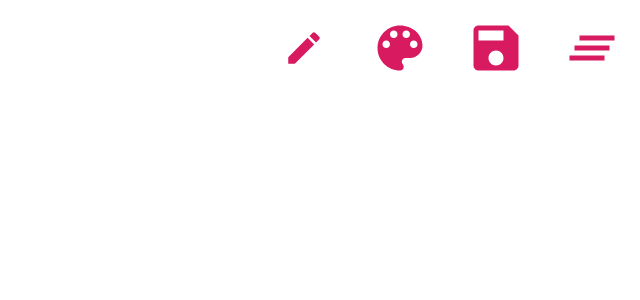
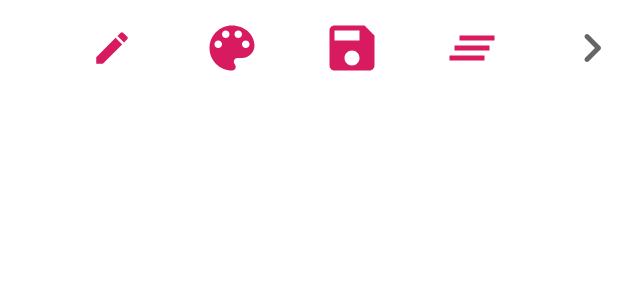
Before and after one commit to VishnuSanal/Sketch, an Android app: the screen it shows after launch (MainActivity), after a tap on "Clear All", on a phone screen of 824 x 412 dp (held sideways). Shown: the top 300 px of the screen, without its empty margins (596-1236 px from the left). Run offline under Robolectric (Android 15) with nearby library versions, the phone set to English and light mode, and no system bars; libraries missing offline, so code that uses them is left out: com.flask.colorpicker; 1 other tap on this screen came first.

Commit message:
Added Animations to Buttons

```diff
--- a/app/src/main/java/phone/vishnu/sketchit/activity/MainActivity.java
+++ b/app/src/main/java/phone/vishnu/sketchit/activity/MainActivity.java
@@ -36,53 +36,94 @@ import phone.vishnu.sketchit.view.SketchView;
 
 public class MainActivity extends AppCompatActivity {
 
+    private ImageView strokeWidthIV;
     private SketchView sketchView;
 
     @Override
     protected void onCreate(Bundle savedInstanceState) {
         super.onCreate(savedInstanceState);
-//        this.requestWindowFeature(Window.FEATURE_NO_TITLE);
+
         getWindow().setFlags(WindowManager.LayoutParams.FLAG_FULLSCREEN, WindowManager.LayoutParams.FLAG_FULLSCREEN);
         setContentView(R.layout.activity_main);
+
         sketchView = findViewById(R.id.view);
+        strokeWidthIV = findViewById(R.id.strokeWidthIV);
 
-        ImageView colorChooser = findViewById(R.id.colorChooseIV);
-        final ImageView strokeWidth = findViewById(R.id.strokeWidthIV);
-        strokeWidth.setPadding((45 - 5) / 2, (45 - 5) / 2, (45 - 5) / 2, (45 - 5) / 2);
-        ImageView clearAll = findViewById(R.id.clearAllIV);
-        ImageView saveAll = findViewById(R.id.saveIV);
+        strokeWidthIV.setPadding((45 - 5) / 2, (45 - 5) / 2, (45 - 5) / 2, (45 - 5) / 2);
 
-        colorChooser.setOnClickListener(new View.OnClickListener() {
+        findViewById(R.id.arrowIV).setOnClickListener(new View.OnClickListener() {
             @Override
             public void onClick(View v) {
-                showColorAlertDialog();
+
+                if (strokeWidthIV.getAlpha() == 0f) {
+                    findViewById(R.id.arrowIV).animate().rotationBy(180);
+
+                    strokeWidthIV.animate().translationXBy(-120 * 4).alpha(1f);
+                    findViewById(R.id.colorChooseIV).animate().translationXBy(-120 * 3).alpha(1f);
+                    findViewById(R.id.saveIV).animate().translationXBy(-120 * 2).alpha(1f);
+                    findViewById(R.id.clearAllIV).animate().translationXBy(-120).alpha(1f);
+                } else {
+                    findViewById(R.id.arrowIV).animate().rotationBy(180);
+
+                    strokeWidthIV.animate().translationXBy(120 * 4).alpha(0f);
+                    findViewById(R.id.colorChooseIV).animate().translationXBy(120 * 3).alpha(0f);
+                    findViewById(R.id.saveIV).animate().translationXBy(120 * 2).alpha(0f);
+                    findViewById(R.id.clearAllIV).animate().translationXBy(120).alpha(0f);
+                }
             }
         });
 
-        strokeWidth.setOnClickListener(new View.OnClickListener() {
+
+        findViewById(R.id.colorChooseIV).setOnClickListener(new View.OnClickListener() {
             @Override
             public void onClick(View v) {
+                {
+                    ColorPickerDialogBuilder
+                            .with(MainActivity.this)
+                            .initialColor(Color.WHITE)
+                            .wheelType(ColorPickerView.WHEEL_TYPE.FLOWER)
+                            .density(11)
+                            .showLightnessSlider(false)
+//                .showAlphaSlider(false)
+                            .setPositiveButton("O.K", new ColorPickerClickListener() {
+                                @Override
+                                public void onClick(DialogInterface d, int lastSelectedColor, Integer[] allColors) {
+                                    sketchView.setDrawingColor(lastSelectedColor);
+                                    d.dismiss();
+                                }
+                            })
+                            .build()
+                            .show();
+                }
+            }
+        });
+
+        strokeWidthIV.setOnClickListener(new View.OnClickListener() {
+            @Override
+            public void onClick(View v) {
+                {
                     int width = sketchView.getLineWidth();
 
                     if (width >= 45) {
                         sketchView.setLineWidth(width = 5);
-                    strokeWidth.setPadding((45 - width) / 2, (45 - width) / 2, (45 - width) / 2, (45 - width) / 2);
+                        strokeWidthIV.setPadding((45 - width) / 2, (45 - width) / 2, (45 - width) / 2, (45 - width) / 2);
                     } else {
                         sketchView.setLineWidth(width += 10);
-                    strokeWidth.setPadding(width, width, width, width);
-                    strokeWidth.setPadding((45 - width) / 2, (45 - width) / 2, (45 - width) / 2, (45 - width) / 2);
+                        strokeWidthIV.setPadding(width, width, width, width);
+                        strokeWidthIV.setPadding((45 - width) / 2, (45 - width) / 2, (45 - width) / 2, (45 - width) / 2);
+                    }
                 }
             }
         });
 
-        clearAll.setOnClickListener(new View.OnClickListener() {
+        findViewById(R.id.clearAllIV).setOnClickListener(new View.OnClickListener() {
             @Override
             public void onClick(View v) {
                 sketchView.clear();
             }
         });
 
-        saveAll.setOnClickListener(new View.OnClickListener() {
+        findViewById(R.id.saveIV).setOnClickListener(new View.OnClickListener() {
             @Override
             public void onClick(View v) {
                 {
@@ -98,7 +139,8 @@ public class MainActivity extends AppCompatActivity {
                                 if (!sketchView.isNull()) {
 
                                     File root = new File(Environment.getExternalStoragePublicDirectory(Environment.DIRECTORY_DCIM), "SketchIt");
-                                    if (!root.exists()) root.mkdirs();
+                                    if (!root.exists()) //noinspection ResultOfMethodCallIgnored
+                                        root.mkdirs();
 
                                     SharedPreferences sharedPreferences = getSharedPreferences("phone.vishnu.statussaver", Context.MODE_PRIVATE);
                                     int lastInt = (sharedPreferences.getInt("number", 0)) + 1;
@@ -136,25 +178,6 @@ public class MainActivity extends AppCompatActivity {
             }
         });
 
-    }
-
-    void showColorAlertDialog() {
-        ColorPickerDialogBuilder
-                .with(this)
-                .initialColor(Color.WHITE)
-                .wheelType(ColorPickerView.WHEEL_TYPE.FLOWER)
-                .density(11)
-                .showLightnessSlider(false)
-//                .showAlphaSlider(false)
-                .setPositiveButton("O.K", new ColorPickerClickListener() {
-                    @Override
-                    public void onClick(DialogInterface d, int lastSelectedColor, Integer[] allColors) {
-                        sketchView.setDrawingColor(lastSelectedColor);
-                        d.dismiss();
-                    }
-                })
-                .build()
-                .show();
     }
 
     private boolean isPermissionGranted() {
@@ -197,5 +220,4 @@ public class MainActivity extends AppCompatActivity {
         builder.show();
 
     }
-
 }
--- /dev/null
+++ b/app/src/main/res/drawable/ic_arrow.xml
@@ -0,0 +1,10 @@
+<vector xmlns:android="http://schemas.android.com/apk/res/android"
+    android:width="24dp"
+    android:height="24dp"
+    android:tint="?attr/colorControlNormal"
+    android:viewportWidth="24"
+    android:viewportHeight="24">
+  <path
+      android:fillColor="@android:color/white"
+      android:pathData="M14.71,15.88L10.83,12l3.88,-3.88c0.39,-0.39 0.39,-1.02 0,-1.41 -0.39,-0.39 -1.02,-0.39 -1.41,0L8.71,11.3c-0.39,0.39 -0.39,1.02 0,1.41l4.59,4.59c0.39,0.39 1.02,0.39 1.41,0 0.38,-0.39 0.39,-1.03 0,-1.42z" />
+</vector>
--- a/app/src/main/res/layout/activity_main.xml
+++ b/app/src/main/res/layout/activity_main.xml
@@ -15,22 +15,18 @@
         app:layout_constraintStart_toStartOf="parent"
         app:layout_constraintTop_toTopOf="parent" />
 
-    <LinearLayout
-        android:layout_width="wrap_content"
-        android:layout_height="wrap_content"
-        android:orientation="horizontal"
-        app:layout_constraintEnd_toEndOf="parent"
-        app:layout_constraintTop_toTopOf="parent">
-
     <ImageView
         android:id="@+id/strokeWidthIV"
         android:layout_width="48dp"
         android:layout_height="48dp"
         android:layout_margin="8dp"
+        android:alpha="0"
         android:contentDescription="Clear All"
         android:padding="4dp"
         android:scaleType="fitXY"
         android:src="@drawable/ic_edit"
+        app:layout_constraintEnd_toEndOf="parent"
+        app:layout_constraintTop_toTopOf="parent"
         tools:ignore="HardcodedText" />
 
     <ImageView
@@ -38,10 +34,13 @@
         android:layout_width="48dp"
         android:layout_height="48dp"
         android:layout_margin="8dp"
+        android:alpha="0"
         android:contentDescription="Clear All"
         android:padding="4dp"
         android:scaleType="fitXY"
         android:src="@drawable/ic_palette"
+        app:layout_constraintEnd_toEndOf="parent"
+        app:layout_constraintTop_toTopOf="parent"
         tools:ignore="HardcodedText" />
 
     <ImageView
@@ -49,10 +48,13 @@
         android:layout_width="48dp"
         android:layout_height="48dp"
         android:layout_margin="8dp"
+        android:alpha="0"
         android:contentDescription="Clear All"
         android:padding="4dp"
         android:scaleType="fitXY"
         android:src="@drawable/ic_save"
+        app:layout_constraintEnd_toEndOf="parent"
+        app:layout_constraintTop_toTopOf="parent"
         tools:ignore="HardcodedText" />
 
     <ImageView
@@ -60,10 +62,25 @@
         android:layout_width="48dp"
         android:layout_height="48dp"
         android:layout_margin="8dp"
+        android:alpha="0"
         android:contentDescription="Clear All"
         android:padding="4dp"
         android:scaleType="fitXY"
         android:src="@drawable/ic_clear_all"
+        app:layout_constraintEnd_toEndOf="parent"
+        app:layout_constraintTop_toTopOf="parent"
         tools:ignore="HardcodedText" />
-    </LinearLayout>
+
+    <ImageView
+        android:id="@+id/arrowIV"
+        android:layout_width="48dp"
+        android:layout_height="48dp"
+        android:layout_margin="8dp"
+        android:contentDescription="Arrow"
+        android:padding="4dp"
+        android:scaleType="fitXY"
+        android:src="@drawable/ic_arrow"
+        app:layout_constraintEnd_toEndOf="parent"
+        app:layout_constraintTop_toTopOf="parent"
+        tools:ignore="HardcodedText" />
 </androidx.constraintlayout.widget.ConstraintLayout>
```
Also changed, not shown: app/src/main/res/layout/set_width_dialog.xml (deleted, +0 -44 lines). Lines whose indentation alone changed are shown as unchanged.
